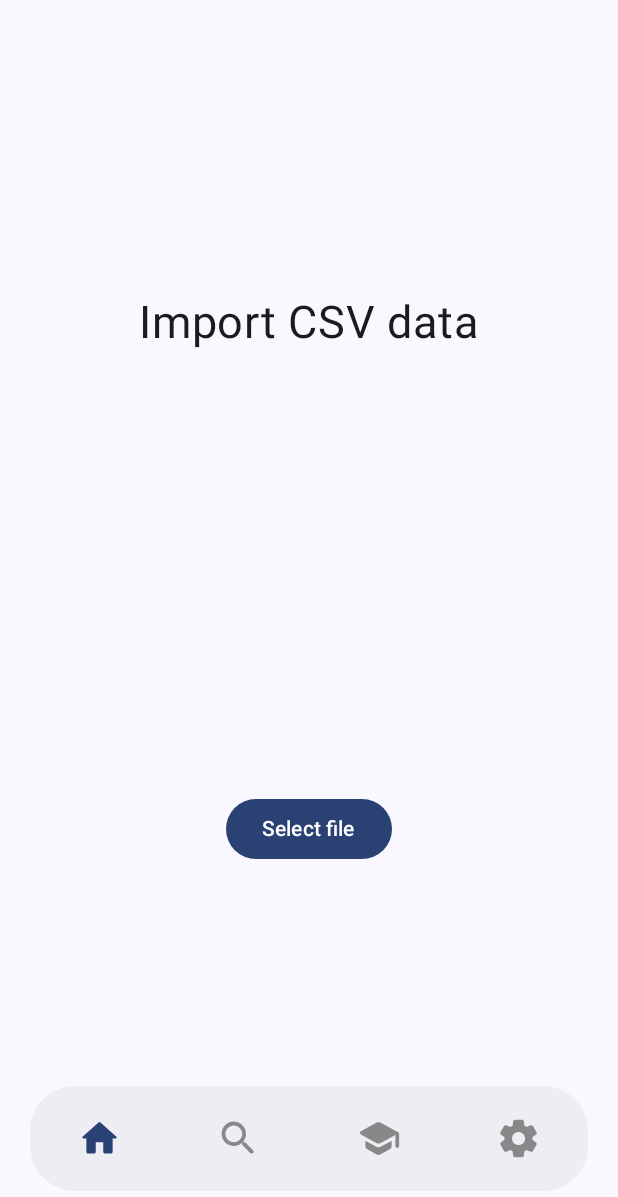
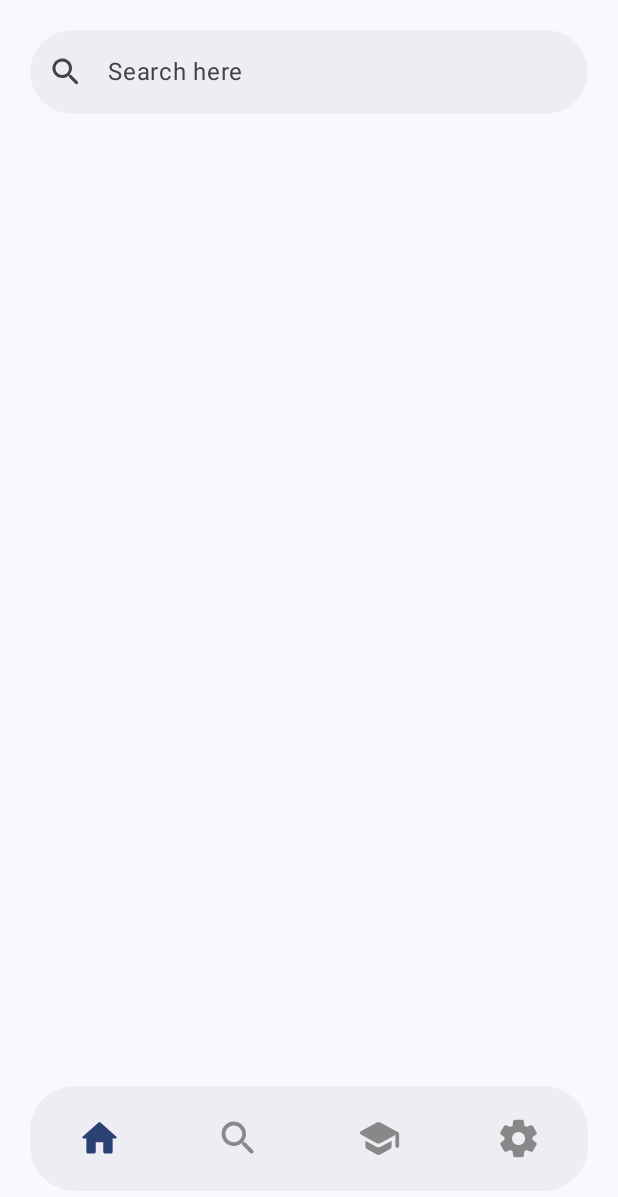
Before and after one commit to aki-masaki/Vocabulary, an Android app built with Jetpack Compose: the screen it shows after launch (MainActivity), on a phone screen of 412 x 824 dp. Shown: the top 1197 px of the screen. Run offline under Robolectric (Android 15) with nearby library versions, the phone set to English and light mode, and no system bars; our stand-ins replace Room's generated code.

Commit message:
Implemented searching

```diff
--- a/app/src/main/java/com/niki/vocabulary/MainActivity.kt
+++ b/app/src/main/java/com/niki/vocabulary/MainActivity.kt
@@ -12,19 +12,23 @@ import androidx.compose.material3.Text
 import androidx.compose.runtime.Composable
 import androidx.compose.runtime.LaunchedEffect
 import androidx.compose.runtime.getValue
+import androidx.compose.runtime.mutableIntStateOf
 import androidx.compose.runtime.mutableStateOf
 import androidx.compose.runtime.remember
 import androidx.compose.runtime.rememberCoroutineScope
 import androidx.compose.runtime.setValue
 import androidx.compose.ui.Modifier
+import androidx.navigation.NavType
 import androidx.navigation.compose.NavHost
 import androidx.navigation.compose.composable
 import androidx.navigation.compose.rememberNavController
+import androidx.navigation.navArgument
 import androidx.room.Room
 import com.niki.vocabulary.data.AppDatabase
 import com.niki.vocabulary.ui.composables.CsvImport
 import com.niki.vocabulary.ui.composables.HomeScreen
 import com.niki.vocabulary.ui.composables.NavigationBar
+import com.niki.vocabulary.ui.composables.SearchScreen
 import com.niki.vocabulary.ui.theme.VocabularyTheme
 import kotlinx.coroutines.launch
 
@@ -33,7 +37,7 @@ enum class Screen {
 }
 
 sealed class NavigationItem(val route: String) {
-    data object Home : NavigationItem(Screen.Home.name)
+    data object Home : NavigationItem("${Screen.Home.name}/{entryId}")
     data object CsvImport : NavigationItem(Screen.CsvImport.name)
     data object Search : NavigationItem(Screen.Search.name)
     data object Practice : NavigationItem(Screen.Practice.name)
@@ -65,22 +69,38 @@ class MainActivity : ComponentActivity() {
             val navController = rememberNavController()
 
             var db by remember { mutableStateOf<AppDatabase?>(null) }
+            var selectedItem by remember { mutableIntStateOf(0) }
+
             Database(applicationContext, onInit = { db = it })
 
             VocabularyTheme {
                 Scaffold(modifier = Modifier.fillMaxSize(), bottomBar = {
-                    NavigationBar(onNavigate = { route -> navController.navigate(route) })
+                    NavigationBar(onNavigate = { route, index ->
+                        navController.navigate(route)
+                        selectedItem = index
+                    }, selectedItem)
                 }) { innerPadding ->
                     NavHost(
                         navController = navController,
-                        startDestination = NavigationItem.Home.route,
+                        startDestination = NavigationItem.Search.route,
                         modifier = Modifier.padding(innerPadding)
                     ) {
-                        composable(NavigationItem.Home.route) {
-                            HomeScreen(db, navController)
+                        composable(
+                            NavigationItem.Home.route, arguments = listOf(navArgument("entryId") {
+                                type = NavType.IntType
+                            })
+                        ) { backStackEntry ->
+                            HomeScreen(
+                                db, navController, backStackEntry.arguments?.getInt("entryId") ?: -1
+                            )
                         }
                         composable(NavigationItem.Search.route) {
-                            Text(text = "Search")
+                            SearchScreen(db,
+                                onSelect = { entryId ->
+                                    navController.navigate("${Screen.Home.name}/$entryId")
+
+                                    selectedItem = 0
+                                })
                         }
                         composable(NavigationItem.Practice.route) {
                             Text(text = "Practice")
--- a/app/src/main/java/com/niki/vocabulary/data/dao/EntryDao.kt
+++ b/app/src/main/java/com/niki/vocabulary/data/dao/EntryDao.kt
@@ -16,6 +16,12 @@ interface EntryDao {
     @Query("SELECT * FROM entry ORDER BY RANDOM() LIMIT 50")
     suspend fun getRandomList(): List<Entry>
 
+    @Query("SELECT * FROM entry WHERE word LIKE :word")
+    suspend fun getFromWord(word: String): List<Entry>
+
+    @Query("SELECT * FROM entry WHERE id = :id")
+    suspend fun getFromId(id: Int): Entry
+
     @Insert
     suspend fun insert(vararg entry: Entry)
 }
--- a/app/src/main/java/com/niki/vocabulary/ui/composables/HomeScreen.kt
+++ b/app/src/main/java/com/niki/vocabulary/ui/composables/HomeScreen.kt
@@ -19,7 +19,6 @@ import androidx.compose.foundation.shape.RoundedCornerShape
 import androidx.compose.material.icons.Icons
 import androidx.compose.material.icons.rounded.Bookmark
 import androidx.compose.material.icons.rounded.Favorite
-import androidx.compose.material.icons.rounded.Info
 import androidx.compose.material.icons.rounded.Share
 import androidx.compose.material3.Icon
 import androidx.compose.material3.IconButton
@@ -33,6 +32,7 @@ import androidx.compose.runtime.mutableStateOf
 import androidx.compose.runtime.remember
 import androidx.compose.runtime.rememberCoroutineScope
 import androidx.compose.runtime.setValue
+import androidx.compose.runtime.toMutableStateList
 import androidx.compose.ui.Alignment
 import androidx.compose.ui.Modifier
 import androidx.compose.ui.draw.clip
@@ -50,7 +50,7 @@ import kotlinx.coroutines.Dispatchers
 import kotlinx.coroutines.launch
 
 @Composable
-fun HomeScreen(database: AppDatabase?, navController: NavController) {
+fun HomeScreen(database: AppDatabase?, navController: NavController, entryId: Int = -1) {
     val coroutineScope = rememberCoroutineScope()
 
     var count by remember { mutableIntStateOf(-1) }
@@ -82,7 +82,12 @@ fun HomeScreen(database: AppDatabase?, navController: NavController) {
         LaunchedEffect(Unit) {
             coroutineScope.launch {
                 count = entryDao.getCount()
-                entryDao.getRandomList().let { entryList = it }
+                entryDao.getRandomList().let { entryList = it.toMutableStateList() }
+
+                if (entryId != -1) entryList = listOf(
+                    listOf(entryDao.getFromId(entryId)),
+                    entryList.slice(IntRange(start = 1, endInclusive = entryList.size - 1))
+                ).flatten()
             }
         }
 
@@ -147,12 +152,6 @@ fun HomeScreen(database: AppDatabase?, navController: NavController) {
                 IconButton(
                     onClick = {}, modifier = buttonModifier
                 ) {
-                    Icon(Icons.Rounded.Info, contentDescription = "Info")
-                }
-
-                IconButton(
-                    onClick = {}, modifier = buttonModifier
-                ) {
                     Icon(Icons.Rounded.Bookmark, contentDescription = "Bookmark")
                 }
 
@@ -200,8 +199,7 @@ fun HomeScreen(database: AppDatabase?, navController: NavController) {
                             tint = if (like == null) MaterialTheme.colorScheme.onSurface else Color(
                                 0xFFF74636
                             ),
-                            modifier = Modifier
-                                .size(if (like == null) 23.dp else 30.dp)
+                            modifier = Modifier.size(if (like == null) 23.dp else 30.dp)
                         )
                     }
                 }
--- a/app/src/main/java/com/niki/vocabulary/ui/composables/NavigationBar.kt
+++ b/app/src/main/java/com/niki/vocabulary/ui/composables/NavigationBar.kt
@@ -23,10 +23,7 @@ import androidx.compose.material.icons.rounded.Settings
 import androidx.compose.material3.Icon
 import androidx.compose.material3.MaterialTheme
 import androidx.compose.runtime.Composable
-import androidx.compose.runtime.getValue
-import androidx.compose.runtime.mutableIntStateOf
 import androidx.compose.runtime.remember
-import androidx.compose.runtime.setValue
 import androidx.compose.ui.Alignment
 import androidx.compose.ui.Modifier
 import androidx.compose.ui.draw.clip
@@ -41,7 +38,7 @@ data class NavigationBarItem(
     fun items(): Array<NavigationBarItem> {
         return arrayOf(
             NavigationBarItem(
-                route = Screen.Home.name, label = "Home", icon = Icons.Rounded.Home
+                route = "${Screen.Home.name}/-1", label = "Home", icon = Icons.Rounded.Home
             ), NavigationBarItem(
                 route = Screen.Search.name, label = "Search", icon = Icons.Rounded.Search
             ), NavigationBarItem(
@@ -54,8 +51,7 @@ data class NavigationBarItem(
 }
 
 @Composable
-fun NavigationBar(onNavigate: (route: String) -> Unit) {
-    var selectedItem by remember { mutableIntStateOf(0) }
+fun NavigationBar(onNavigate: (route: String, index: Int) -> Unit, selectedItem: Int) {
     val interactionSource = remember { MutableInteractionSource() }
 
     Row(
@@ -85,8 +81,7 @@ fun NavigationBar(onNavigate: (route: String) -> Unit) {
                             .clickable(
                                 interactionSource = interactionSource, indication = null
                             ) {
-                                selectedItem = index
-                                onNavigate(item.route)
+                                onNavigate(item.route, index)
                             }) {
                         Icon(
                             item.icon!!,
--- /dev/null
+++ b/app/src/main/java/com/niki/vocabulary/ui/composables/SearchScreen.kt
@@ -0,0 +1,109 @@
+package com.niki.vocabulary.ui.composables
+
+import androidx.compose.foundation.clickable
+import androidx.compose.foundation.layout.Arrangement
+import androidx.compose.foundation.layout.Column
+import androidx.compose.foundation.layout.PaddingValues
+import androidx.compose.foundation.layout.fillMaxSize
+import androidx.compose.foundation.layout.fillMaxWidth
+import androidx.compose.foundation.layout.height
+import androidx.compose.foundation.layout.padding
+import androidx.compose.foundation.rememberScrollState
+import androidx.compose.foundation.shape.RoundedCornerShape
+import androidx.compose.foundation.verticalScroll
+import androidx.compose.material.icons.Icons
+import androidx.compose.material.icons.rounded.Search
+import androidx.compose.material3.Card
+import androidx.compose.material3.CardDefaults
+import androidx.compose.material3.Icon
+import androidx.compose.material3.MaterialTheme
+import androidx.compose.material3.Text
+import androidx.compose.material3.TextField
+import androidx.compose.material3.TextFieldDefaults
+import androidx.compose.runtime.Composable
+import androidx.compose.runtime.getValue
+import androidx.compose.runtime.mutableStateOf
+import androidx.compose.runtime.remember
+import androidx.compose.runtime.rememberCoroutineScope
+import androidx.compose.runtime.setValue
+import androidx.compose.ui.Modifier
+import androidx.compose.ui.draw.clip
+import androidx.compose.ui.graphics.Color
+import androidx.compose.ui.unit.dp
+import androidx.compose.ui.unit.sp
+import com.niki.vocabulary.data.AppDatabase
+import com.niki.vocabulary.data.entity.Entry
+import kotlinx.coroutines.Dispatchers
+import kotlinx.coroutines.launch
+
+@Composable
+fun SearchScreen(database: AppDatabase?, onSelect: (entryId: Int) -> Unit) {
+    var searchInput by remember { mutableStateOf("") }
+
+    var results by remember { mutableStateOf<List<Entry>>(listOf()) }
+    val coroutineScope = rememberCoroutineScope()
+
+    database?.let { db ->
+        val entryDao = db.entryDao()
+
+        Column(
+            modifier = Modifier
+                .fillMaxSize()
+                .padding(PaddingValues(start = 20.dp, end = 20.dp, top = 20.dp))
+        ) {
+            TextField(value = searchInput,
+                onValueChange = {
+                    searchInput = it
+
+                    if (it != "") coroutineScope.launch(Dispatchers.IO) {
+                        results = entryDao.getFromWord("$it%")
+                    }
+                },
+                shape = RoundedCornerShape(30.dp),
+                modifier = Modifier
+                    .clip(RoundedCornerShape(30.dp))
+                    .fillMaxWidth(),
+                colors = TextFieldDefaults.colors(
+                    focusedContainerColor = MaterialTheme.colorScheme.surfaceContainer,
+                    unfocusedContainerColor = MaterialTheme.colorScheme.surfaceContainer,
+                    focusedIndicatorColor = Color.Transparent,
+                    unfocusedIndicatorColor = Color.Transparent
+                ),
+                leadingIcon = { Icon(Icons.Rounded.Search, contentDescription = "Search") },
+                placeholder = { Text(text = "Search here") })
+
+            Column(
+                verticalArrangement = Arrangement.spacedBy(10.dp),
+                modifier = Modifier
+                    .padding(
+                        PaddingValues(top = 20.dp, bottom = 20.dp)
+                    )
+                    .verticalScroll(rememberScrollState()),
+            ) {
+                for (entry in results) {
+                    Card(
+                        modifier = Modifier
+                            .fillMaxWidth()
+                            .height(70.dp)
+                            .clickable { onSelect(entry.id) },
+                        colors = CardDefaults.cardColors(containerColor = MaterialTheme.colorScheme.surfaceContainer)
+                    ) {
+                        Column(
+                            modifier = Modifier
+                                .fillMaxSize()
+                                .padding(
+                                    PaddingValues(
+                                        start = 10.dp, end = 10.dp, top = 10.dp, bottom = 10.dp
+                                    )
+                                ), verticalArrangement = Arrangement.Center
+                        ) {
+                            Text(text = entry.word)
+
+                            Text(text = entry.definition, fontSize = 13.sp, color = Color.Gray)
+                        }
+                    }
+                }
+            }
+        }
+    }
+}
```
